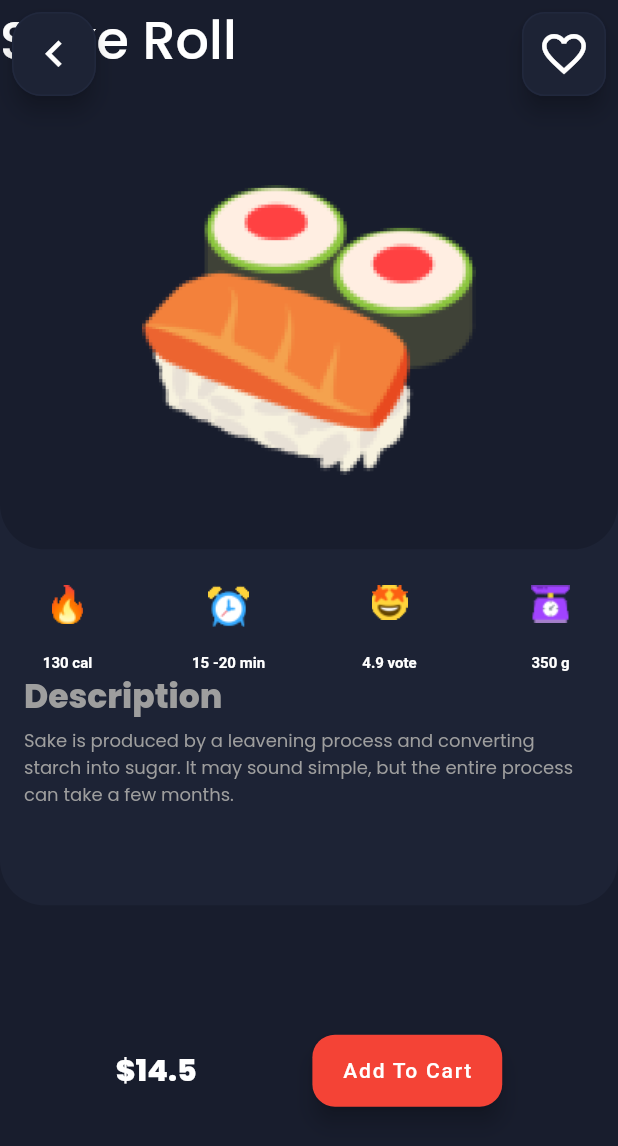
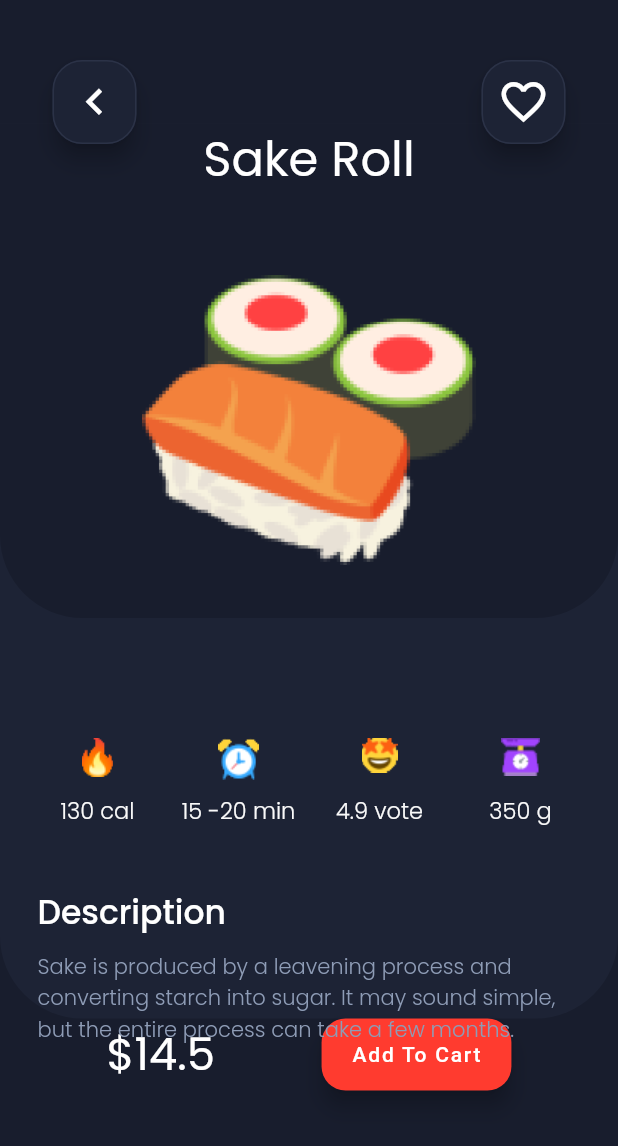
Before and after one commit to BarcinoLechiguino/Assignments_Mobile_Devices, a Flutter app: the screen it shows after launch, on a phone screen of 412 x 824 dp. Shown: the top 1146 px of the screen. Run offline on Flutter 3.47's test engine with Material 2 defaults, Android fonts, the light colour scheme and no system bars; project files that could hold a hidden picture were left out.

Commit message:
The sushi screen is starting to take form.

```diff
--- a/1st_Assignment/sushi/lib/screens/sushi_screen.dart
+++ b/1st_Assignment/sushi/lib/screens/sushi_screen.dart
@@ -19,6 +19,8 @@ class SushiScreen extends StatelessWidget            // SushiScreen(), _Shopping
 
       child: Scaffold
       (
+        //appBar: AppBar(title: Text("Sushi")),
+
         body: SafeArea
         (
           child: Stack
@@ -35,27 +37,28 @@ class SushiScreen extends StatelessWidget            // SushiScreen(), _Shopping
 
               Column
               (
-
                 children:
                 [
                   Expanded(flex: 7, child: _MiddlePreview()),
-                  Expanded(flex: 1, child: Container()),
+                  //Expanded(flex: 1, child: Container()),
 
                   Row
                   (
                     mainAxisAlignment: MainAxisAlignment.spaceEvenly,
-
                     children:
                     [
-                      _Price(),
-                      _AddToCart(),
-                      //Expanded(flex: 3, child: _Price()),
-                      //Expanded(flex: 4, child: _AddToCart()),
+                      Container(
+                        //alignment: Alignment.centerLeft,
+                        child: _Price(),
+                      ),
+
+                      Container(
+                        child: _AddToCart(),
+                      ),
                     ],
                   ),
 
                   Expanded(flex: 1, child: Container()),
-
                 ],
               ),
 
@@ -64,6 +67,7 @@ class SushiScreen extends StatelessWidget            // SushiScreen(), _Shopping
 
                 children:
                 [
+                  Expanded(flex: 1, child: Container(color: Color.fromARGB(255, 24, 29, 45))),
                   Expanded(flex: 4, child: _SushiPreview()),
                   Expanded(flex: 5, child: _SushiInformation()),
                 ],
@@ -77,7 +81,7 @@ class SushiScreen extends StatelessWidget            // SushiScreen(), _Shopping
                 //back button
                 child: Padding
                 (
-                  padding: const EdgeInsets.all(8.0),
+                  padding: const EdgeInsets.fromLTRB(35.0, 40.0, 20.0, 20.0),
                   child: _BackButton(),
                 ),
               ),
@@ -88,7 +92,7 @@ class SushiScreen extends StatelessWidget            // SushiScreen(), _Shopping
 
                 child: Padding
                 (
-                  padding: const EdgeInsets.all(8.0),
+                  padding: const EdgeInsets.fromLTRB(25.0, 40.0, 35.0, 20.0),
                   child: _LikeButton(),
                 ),
               ),
@@ -105,12 +109,16 @@ class _SushiPreview extends StatelessWidget
   @override
   Widget build(BuildContext context)
   {
+    final Sushi sushi = Provider.of<Sushi>(context);
+
     return Container
     (
+      //padding: EdgeInsets.only(top: 0),
+
       decoration: BoxDecoration
       (
-        color: Color.fromRGBO(24,29,45,1),
-        borderRadius: BorderRadius.only( bottomLeft: Radius.circular(30),bottomRight: Radius.circular(30) ),
+        color: Color.fromARGB(255, 24, 29, 45),
+        borderRadius: BorderRadius.only( bottomLeft: Radius.circular(55),bottomRight: Radius.circular(55) ),
       ),
 
       child: Column
@@ -119,8 +127,28 @@ class _SushiPreview extends StatelessWidget
 
         children:
         [
-          Expanded(flex: 1 , child: Text("Sake Roll", style: TextStyle(color: Colors.white, fontFamily: "Poppins", fontWeight: FontWeight.w500, fontSize: 35))),
-          Expanded(flex: 4, child: _Photo()),
+          Expanded
+          (
+            flex: 1 ,
+            child: Text(
+              sushi.name,
+              style: TextStyle
+              (
+                color: Colors.white,
+                fontFamily: "Poppins",
+                fontWeight: FontWeight.w400,
+                fontSize: 32
+              ),
+
+              textAlign: TextAlign.center,
+            )
+          ),
+
+          Expanded
+          (
+            flex: 4,
+            child: _Photo()
+          ),
         ],
       ),
     );
@@ -134,21 +162,10 @@ class _MiddlePreview extends StatelessWidget
   {
     return Container
     (
-      decoration: BoxDecoration
-      (
-        color: Color.fromRGBO(29,35,53,1),
-        borderRadius: BorderRadius.only( bottomLeft: Radius.circular(30),bottomRight: Radius.circular(30) ),
+      decoration: BoxDecoration(
+        color: Color.fromARGB(255, 29, 35, 53),
+        borderRadius: BorderRadius.only( bottomLeft: Radius.circular(55),bottomRight: Radius.circular(55), ),
       ),
-
-      // child: Column
-      // (
-      //   crossAxisAlignment: CrossAxisAlignment.stretch,
-
-      //   children:
-      //   [
-      //     Expanded(flex: 3, child: _Photo()),
-      //   ],
-      // ),
     );
   }
 }
@@ -160,21 +177,10 @@ class _BottomPreview extends StatelessWidget
   {
     return Container
     (
-      decoration: BoxDecoration
-      (
+      decoration: BoxDecoration(
         color: Color.fromRGBO(24,29,45,1),
         //borderRadius: BorderRadius.only( bottomLeft: Radius.circular(30),bottomRight: Radius.circular(30) ),
       ),
-
-      // child: Column
-      // (
-      //   crossAxisAlignment: CrossAxisAlignment.stretch,
-
-      //   children:
-      //   [
-      //     Expanded(flex: 3, child: _Photo()),
-      //   ],
-      // ),
     );
   }
 }
@@ -197,7 +203,8 @@ class _SushiInformation extends StatelessWidget
   {
     return Container
     (
-      padding: EdgeInsets.fromLTRB(16, 24, 16, 16),
+      //padding: EdgeInsets.fromLTRB(16, 24, 16, 16),
+      padding: EdgeInsets.fromLTRB(25, 80, 25, 25),
 
       child: Column
       (
@@ -206,10 +213,21 @@ class _SushiInformation extends StatelessWidget
         children:
         [
           _Features(),
-          _Title(),
+
+          Container(
+            padding: EdgeInsets.only(top: 40.0),
+            child: _Title(),
+          ),
+
           SizedBox(height: 4),
-          _Description(),
+
+          Container(
+            padding: EdgeInsets.only(top: 5.0),
+            child: _Description(),
+          ),
+
           SizedBox(height: 16),
+
           Spacer(),
           //_Price(),
         ],
@@ -232,7 +250,7 @@ class _Features extends StatelessWidget
       children:
       [
         for (var f in sushi.features)
-          ProductFeature (icon: f.icon, units: f.units, value: f.value, /* Add More */)
+          ProductFeature (icon: f.icon, units: f.units, value: f.value, )
       ],
     );
   }
@@ -243,42 +261,10 @@ class _Title extends StatelessWidget
   @override
   Widget build(BuildContext context)
   {
-    final Sushi sushi = Provider.of<Sushi>(context);
-
-    return Row
-    (
-      children:
-      [
-        Text
-        (
-          'Description',
-          style: TextStyle(fontFamily: 'Poppins', color: Colors.grey, fontWeight: FontWeight.w800, fontSize: 22, /* Add More */),
-        ),
-
-        // Text
-        // (
-        //   sushi.name,
-        //   style: TextStyle(fontFamily: 'Poppins', fontWeight: FontWeight.w800, fontSize: 22, /* Add More */),
-        // ),
-
-        //SizedBox(width: 8),
-
-        // Text
-        // (
-        //   'sushi',
-        //   style: TextStyle(fontFamily: 'Poppins', fontSize: 22, /* Add More */),
-        // ),
-
-        // Spacer(),
-
-        // FloatingActionButton
-        // (
-        //   mini: true,
-        //   onPressed: () {},
-        //   child: Icon(Icons.favorite, color: Colors.white, size: 20, /* Add More */),
-        // ),
-      ],
-    );
+    return Text(
+      'Description',
+      style: TextStyle(fontFamily: 'Poppins', color: Colors.white, fontWeight: FontWeight.w500, fontSize: 22, /* Add More */),
+      );
   }
 }
 
@@ -289,16 +275,9 @@ class _Description extends StatelessWidget
   {
     final Sushi sushi = Provider.of<Sushi>(context);
 
-    // Text
-    // (
-    //   "Description",
-    //   style: TextStyle(fontFamily: 'Poppins', fontSize: 24, color: Colors.white, /* Add More */),
-    // );
-
-    return Text
-    (
-      sushi.description,
-      style: TextStyle( fontFamily: 'Poppins', fontSize: 12, color: Colors.grey, /* Add More */),
+    return Text(
+        sushi.description,
+        style: TextStyle(fontFamily: 'Poppins', fontSize: 14, color: Color.fromARGB(255, 142, 156, 182), fontWeight: FontWeight.w300,)
     );
   }
 }
@@ -310,10 +289,9 @@ class _Price extends StatelessWidget
   {
     final Sushi sushi = Provider.of<Sushi>(context);
 
-    return Text
-    (
+    return Text(
       '\$${sushi.price}',
-      style: TextStyle(fontSize: 20, color: Colors.white, fontFamily: 'Poppins', fontWeight: FontWeight.w800, /* Add More */),
+      style: TextStyle(fontSize: 30.0, color: Colors.white, fontFamily: 'Poppins', fontWeight: FontWeight.w400, ),
     );
   }
 }
@@ -326,15 +304,15 @@ class _LikeButton extends StatelessWidget
   {
     return FloatingActionButton
     (
-          shape: RoundedRectangleBorder
-          (
-            borderRadius: BorderRadius.circular(15),
-            side: BorderSide(color: Color.fromRGBO(33,40,61, 1))
+          shape: RoundedRectangleBorder(
+            borderRadius: BorderRadius.circular(20),
+            side: BorderSide(color: Color.fromARGB(255, 43, 50, 71))
           ),
-          backgroundColor: Color.fromRGBO(29,35,53, 1),
+
+          backgroundColor: Color.fromARGB(255, 29, 35, 53),
           mini: false,
           onPressed: () {},
-          child: Icon(Icons.favorite_outline_sharp, color: Colors.white, size: 35,  /* Add More */),
+          child: Icon(Icons.favorite_outline_sharp, color: Colors.white, size: 35, ),
     );
   }
 }
@@ -346,15 +324,15 @@ class _BackButton extends StatelessWidget
   {
     return FloatingActionButton
     (
-          shape: RoundedRectangleBorder
-          (
+          shape: RoundedRectangleBorder(
             borderRadius: BorderRadius.circular(20),
-            side: BorderSide(color: Color.fromRGBO(33,40,61, 1))
+            side: BorderSide(color: Color.fromARGB(255, 43, 50, 71))
           ),
-          backgroundColor: Color.fromRGBO(29,35,53, 1),
+
+          backgroundColor: Color.fromARGB(255, 29, 35, 53),
           mini: false,
           onPressed: () {},
-          child: Icon(Icons.keyboard_arrow_left_sharp, color: Colors.white, size: 35, /* Add More */),
+          child: Icon(Icons.keyboard_arrow_left_sharp, color: Colors.white, size: 35, ),
     );
   }
 }
@@ -367,16 +345,14 @@ class _AddToCart extends StatelessWidget
     return FloatingActionButton.extended
     (
           onPressed: () {},
-          //icon: Icon(Icons.save),
 
+          backgroundColor: Color.fromARGB(255, 255, 59, 47),
           isExtended: true,
           label: Text("Add To Cart"),
           shape: RoundedRectangleBorder
           (
-            borderRadius: BorderRadius.circular(15),
+            borderRadius: BorderRadius.circular(16),
           ),
     );
   }
-
-
 }
--- a/1st_Assignment/sushi/lib/widgets/product_feature.dart
+++ b/1st_Assignment/sushi/lib/widgets/product_feature.dart
@@ -13,16 +13,8 @@ class ProductFeature extends StatelessWidget
   {
     return Container
     (
-      width: 58,
-      height: 58,
-
-      // decoration: BoxDecoration
-      // (
-      //   color: Colors.grey[300],
-      //   borderRadius: BorderRadius.all(Radius.circular(16), ),
-      // ),
-
-      // padding: EdgeInsets.all(8),
+      width: 80,
+      height: 60,
 
       child: Column
       (
@@ -35,11 +27,15 @@ class ProductFeature extends StatelessWidget
           Text
           (
             '$value $units',
+            textAlign: TextAlign.justify,
+
             style: TextStyle
             (
-              color: Colors.white,
-              fontSize: 10,
-              fontWeight: FontWeight.bold,
+              color: Color.fromARGB(255, 250, 250, 250),
+              fontFamily: 'Poppins',
+              fontSize: 15,
+              fontWeight: FontWeight.w300,
+
             ),
           ),
         ],
```
Also changed, not shown: 1st_Assignment/sushi/pubspec.yaml (+8 -0 lines).
